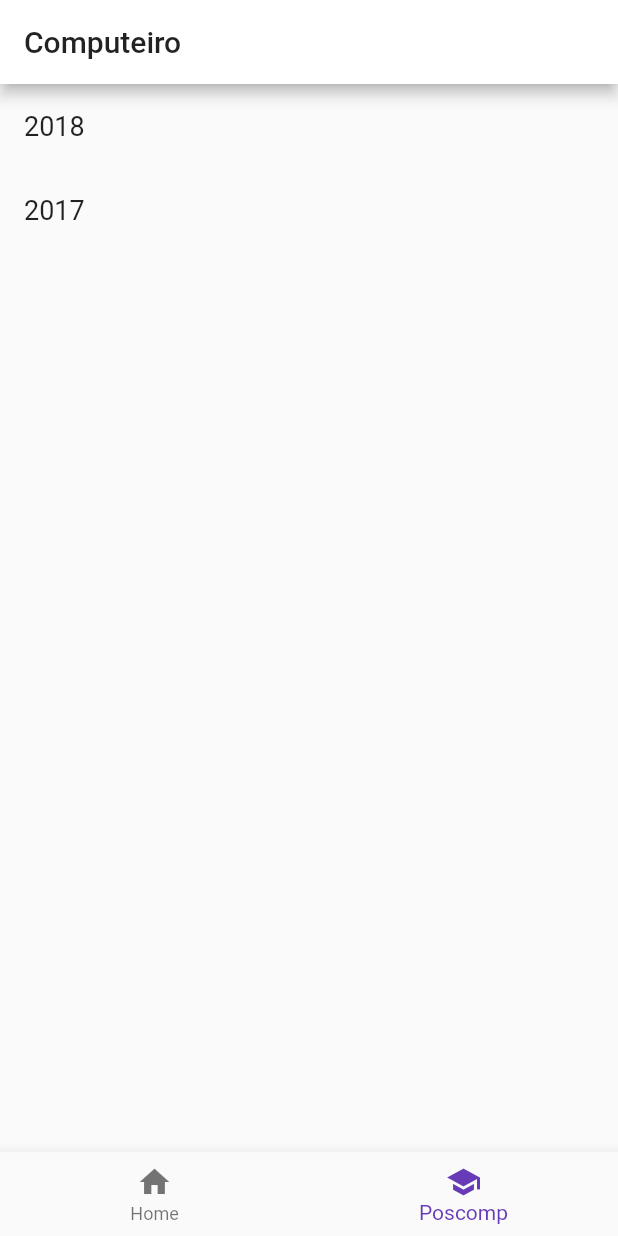
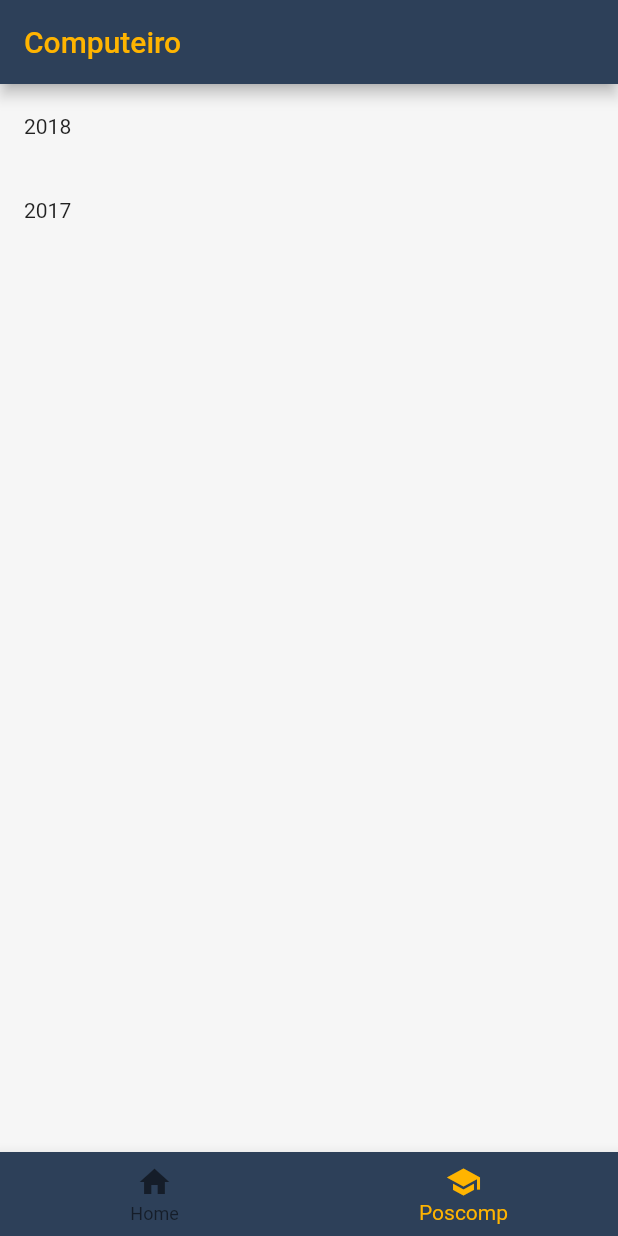
Before and after one commit to f2acode/computeiro, a Flutter app: the screen it shows after launch, on a phone screen of 412 x 824 dp. Run offline on Flutter 3.47's test engine with Material 2 defaults, Android fonts, the phone set to English and light mode, and no system bars; drawn by our look-alikes of flutter_markdown; our stand-ins replace flutter_redux, redux.

Commit message:
Organizing and stylying

```diff
--- a/lib/app_theme.dart
+++ b/lib/app_theme.dart
@@ -5,16 +5,24 @@ import 'package:computeiro/helpers/computeiro_colors.dart';
 class AppTheme {
   ThemeData get() {
     return ThemeData(
-      primaryColor: XerpayColors.white,
-      primaryColorLight: XerpayColors.lightGrey,
-      accentColor: XerpayColors.green,
-      brightness: Brightness.light,
-      errorColor: XerpayColors.red,
+      primaryColor: ComputeiroColors.darkGray,
+      accentColor: ComputeiroColors.yellow,
+      errorColor: ComputeiroColors.pink,
+      scaffoldBackgroundColor: ComputeiroColors.lightGray,
+      canvasColor: ComputeiroColors.darkGray,
+      //brightness: Brightness.light,
+      //backgroundColor: Colors.red,
+      //bottomAppBarColor: Colors.red,
       fontFamily: 'Roboto',
+      buttonTheme: ButtonThemeData(
+        buttonColor: ComputeiroColors.darkGray,
+        textTheme: ButtonTextTheme.accent,
+      ),
       textTheme: TextTheme(
-        title: TextStyle(fontSize: 24.0),
-        body1: TextStyle(fontSize: 18.0),
-        body2: TextStyle(fontSize: 16.0),
+        title: TextStyle(
+          fontSize: 24.0,
+        ),
+        body1: TextStyle(),
       ),
     );
   }
--- a/lib/components/organisms/BottomNavigation/index.dart
+++ /dev/null
@@ -1,41 +0,0 @@
-import 'package:flutter/material.dart';
-import 'package:flutter_redux/flutter_redux.dart';
-
-import 'package:computeiro/store/models/app_state.dart';
-import 'package:computeiro/components/pages/index.dart';
-import 'package:computeiro/components/organisms/BottomNavigation/texts.dart';
-import 'package:computeiro/components/organisms/BottomNavigation/view_model.dart';
-
-class BottomNavigator extends StatelessWidget {
-  final _widgetOptions = [
-    Text('Bem vindo ao nosso incrível app!'),
-    PoscompExams(),
-  ];
-
-  @override
-  Widget build(BuildContext context) {
-    return StoreConnector<AppState, ViewModel>(
-      converter: ViewModel.fromStore,
-      builder: (context, vm) {
-        return Scaffold(
-          appBar: AppBar(
-            title: Text(Texts.appTitle),
-          ),
-          body: Center(
-            child: _widgetOptions.elementAt(vm.bottomNavIndex),
-          ),
-          bottomNavigationBar: BottomNavigationBar(
-              items: <BottomNavigationBarItem>[
-                BottomNavigationBarItem(
-                    icon: Icon(Icons.home), title: Text('Home')),
-                BottomNavigationBarItem(
-                    icon: Icon(Icons.school), title: Text('Poscomp')),
-              ],
-              currentIndex: vm.bottomNavIndex,
-              fixedColor: Colors.deepPurple,
-              onTap: (int index) => vm.onChangeBottomNavIndex(index)),
-        );
-      },
-    );
-  }
-}
--- a/lib/components/pages/PoscompExams/index.dart
+++ b/lib/components/organisms/PoscompExams/index.dart
@@ -3,7 +3,7 @@ import 'package:flutter_redux/flutter_redux.dart';
 
 import 'package:computeiro/store/models/index.dart';
 import 'package:computeiro/components/organisms/index.dart';
-import 'package:computeiro/components/pages/PoscompExams/view_model.dart';
+import 'package:computeiro/components/organisms/PoscompExams/view_model.dart';
 
 class PoscompExams extends StatelessWidget {
   @override
--- a/lib/components/organisms/index.dart
+++ b/lib/components/organisms/index.dart
@@ -1,2 +1,2 @@
-export 'package:computeiro/components/organisms/BottomNavigation/index.dart';
 export 'package:computeiro/components/organisms/ExamsList/index.dart';
+export 'package:computeiro/components/organisms/PoscompExams/index.dart';
--- /dev/null
+++ b/lib/components/pages/BottomNavigation/index.dart
@@ -0,0 +1,49 @@
+import 'package:flutter/material.dart';
+import 'package:flutter_redux/flutter_redux.dart';
+
+import 'package:computeiro/store/models/app_state.dart';
+import 'package:computeiro/components/organisms/index.dart';
+import 'package:computeiro/components/pages/BottomNavigation/texts.dart';
+import 'package:computeiro/components/pages/BottomNavigation/view_model.dart';
+
+class BottomNavigator extends StatelessWidget {
+  final _widgetOptions = [
+    Text('Bem vindo computeirx!'),
+    PoscompExams(),
+  ];
+
+  @override
+  Widget build(BuildContext context) {
+    return StoreConnector<AppState, ViewModel>(
+      converter: ViewModel.fromStore,
+      builder: (context, vm) {
+        return Scaffold(
+          appBar: AppBar(
+            title: Text(
+              Texts.appTitle,
+              style: TextStyle(color: Theme.of(context).accentColor),
+            ),
+          ),
+          body: Center(
+            child: _widgetOptions.elementAt(vm.bottomNavIndex),
+          ),
+          bottomNavigationBar: BottomNavigationBar(
+            items: <BottomNavigationBarItem>[
+              BottomNavigationBarItem(
+                icon: Icon(Icons.home),
+                title: Text('Home'),
+              ),
+              BottomNavigationBarItem(
+                icon: Icon(Icons.school),
+                title: Text('Poscomp'),
+              ),
+            ],
+            currentIndex: vm.bottomNavIndex,
+            fixedColor: Theme.of(context).accentColor,
+            onTap: (int index) => vm.onChangeBottomNavIndex(index),
+          ),
+        );
+      },
+    );
+  }
+}
--- a/lib/components/pages/index.dart
+++ b/lib/components/pages/index.dart
@@ -1,2 +1,2 @@
 export 'package:computeiro/components/pages/PoscompExam/index.dart';
-export 'package:computeiro/components/pages/PoscompExams/index.dart';
+export 'package:computeiro/components/pages/BottomNavigation/index.dart';
--- a/lib/helpers/computeiro_colors.dart
+++ b/lib/helpers/computeiro_colors.dart
@@ -1,10 +1,8 @@
 import 'package:flutter/material.dart';
 
-class XerpayColors {
-  static const Color grey = Color.fromRGBO(97, 97, 97, 1);
-  static const Color lightGrey = Color.fromRGBO(220, 220, 220, 1);
-  static const Color blue = Color.fromRGBO(63, 81, 181, 1);
-  static const Color green = Color.fromRGBO(94, 165, 91, 1);
-  static const Color red = Color.fromRGBO(232, 80, 80, 1);
-  static const Color white = Color.fromRGBO(255, 255, 255, 1);
+class ComputeiroColors {
+  static const Color darkGray = Color.fromRGBO(45, 64, 89, 1);
+  static const Color yellow = Color.fromRGBO(255, 180, 0, 1);
+  static const Color lightGray = Color.fromRGBO(246, 246, 246, 1);
+  static const Color pink = Color.fromRGBO(234, 84, 85, 1);
 }
--- a/lib/main.dart
+++ b/lib/main.dart
@@ -5,7 +5,7 @@ import 'package:redux/redux.dart';
 import 'package:computeiro/app_theme.dart';
 import 'package:computeiro/store/models/index.dart';
 import 'package:computeiro/store/reducers/app_reducer.dart';
-import 'package:computeiro/components/organisms/index.dart';
+import 'package:computeiro/components/pages/index.dart';
 
 void main() => runApp(App());
 
```
Also changed, not shown: lib/components/organisms/PoscompExams/view_model.dart (renamed from lib/components/pages/PoscompExams/view_model.dart), lib/components/pages/BottomNavigation/texts.dart (renamed from lib/components/organisms/BottomNavigation/texts.dart), lib/components/pages/BottomNavigation/view_model.dart (renamed from lib/components/organisms/BottomNavigation/view_model.dart).
